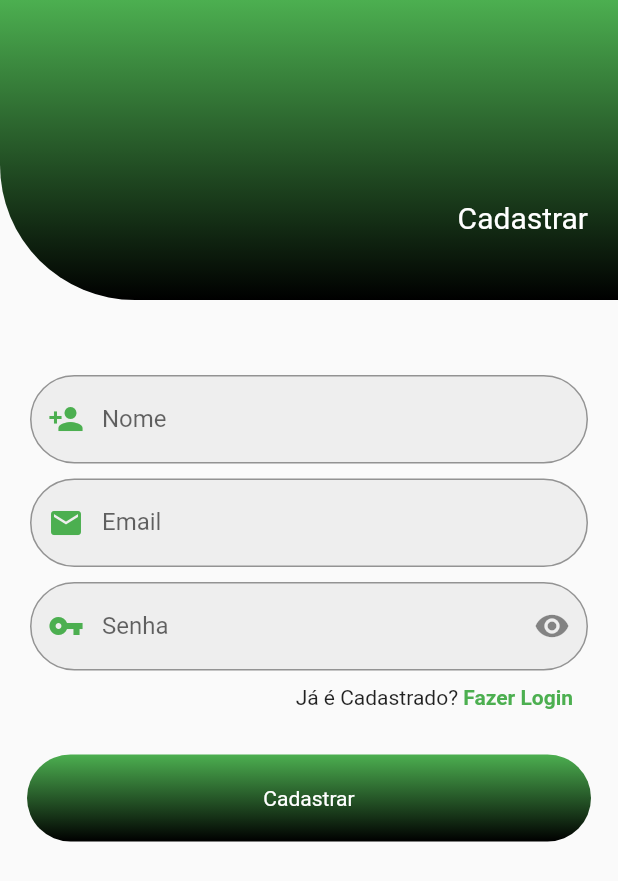
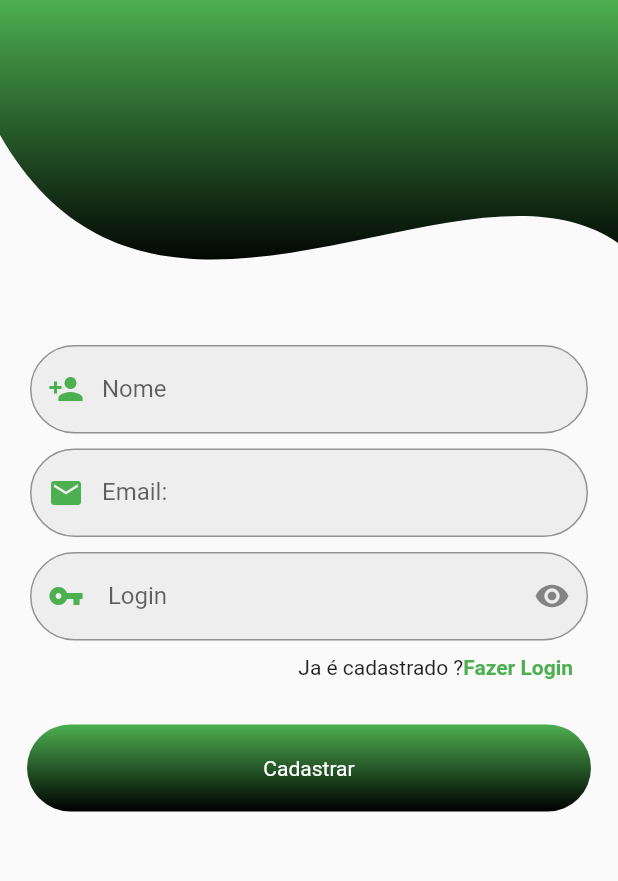
Before and after one commit to DevGomes78/Flutter-Login_Page, a Flutter app: the Cadastro screen opened by its route, on a phone screen of 412 x 824 dp. Shown: the top 881 px of the screen. Run offline on Flutter 3.47's test engine with Material 2 defaults, Android fonts, the phone set to English and light mode, and no system bars.

Commit message:
criado arquivo constants para separar Strings de conexao e informaçoes, refatorado codigo da tela cadastro

```diff
--- a/lib/constants/routes_api.dart
+++ b/lib/constants/routes_api.dart
@@ -1,5 +1,4 @@
-import 'package:flutter_validation/views/cadastro.dart';
-import 'package:flutter_validation/views/login_page.dart';
+
 
 class Routes {
   static const singUp =
@@ -14,5 +13,4 @@ class Routes {
 
   static const loginPage = 'Login';
 
-
 }
--- /dev/null
+++ b/lib/constants/service_constants.dart
@@ -0,0 +1,26 @@
+class ServiceConstants{
+
+  static const MountAreaEmail = 'Email:';
+  static const MountAreaDigiteEmail = 'Digite o email:';
+
+  static const MountAreaLogin = ' Login';
+  static const MountAreaDigiteLogin = 'Digite o Login';
+
+  static const MountForgoLogin = 'Esqueceu a Senha?';
+  static const MountAreaNotRegister = 'Nao tem Cadastro ? ';
+  static const MountAreaRegister = 'Cadastrar';
+
+  static const MountAreaName = 'Nome';
+  static const MountAreaRegisterName = 'Digite o Nome';
+
+  static const MountAreaRegisterLogin = 'Ja é cadastrado ?';
+  static const MountAreaLoginName= 'Fazer Login';
+
+
+
+
+
+
+
+
+}
--- a/lib/views/bem_vindo.dart
+++ b/lib/views/bem_vindo.dart
@@ -1,9 +1,7 @@
 import 'package:flutter/material.dart';
 import 'package:flutter_validation/views/contacts.dart';
 import 'package:flutter_validation/views/dashboard.dart';
-import 'package:flutter_validation/widgets/container_widget.dart';
 import 'package:flutter_validation/widgets/my_drawer_header.dart';
-import 'package:flutter_validation/widgets/my_drawer_list.dart';
 
 class BemVindo extends StatefulWidget {
   const BemVindo({Key? key}) : super(key: key);
@@ -25,25 +23,7 @@ class _BemVindoState extends State<BemVindo> {
       container = Contacts();
     }
     return Scaffold(
-      appBar: AppBar(
-        backgroundColor: Colors.white,
-        elevation: 0,
-        toolbarHeight: 90,
-        title: Text('Bem Vindo'),
-        centerTitle: true,
-        flexibleSpace: Container(
-          decoration: const BoxDecoration(
-              borderRadius: BorderRadius.only(
-                bottomLeft: Radius.circular(50),
-                bottomRight: Radius.circular(00),
-              ),
-              gradient: LinearGradient(
-                colors: [Colors.black, Colors.green],
-                begin: Alignment.bottomCenter,
-                end: Alignment.topCenter,
-              )),
-        ),
-      ),
+      appBar: _CustonAppBar(),
       body: container,
       drawer: Drawer(
         child: SingleChildScrollView(
@@ -60,7 +40,29 @@ class _BemVindoState extends State<BemVindo> {
     );
   }
 
-  Widget MyDrawerList() {
+  _CustonAppBar() {
+    return AppBar(
+      backgroundColor: Colors.white,
+      elevation: 0,
+      toolbarHeight: 90,
+      title: Text('Bem Vindo'),
+      centerTitle: true,
+      flexibleSpace: Container(
+        decoration: const BoxDecoration(
+            borderRadius: BorderRadius.only(
+              bottomLeft: Radius.circular(50),
+              bottomRight: Radius.circular(00),
+            ),
+            gradient: LinearGradient(
+              colors: [Colors.black, Colors.green],
+              begin: Alignment.bottomCenter,
+              end: Alignment.topCenter,
+            )),
+      ),
+    );
+  }
+
+  MyDrawerList() {
     return Container(
       padding: EdgeInsets.only(top: 15),
       child: Column(
@@ -81,7 +83,7 @@ class _BemVindoState extends State<BemVindo> {
     );
   }
 
-  Widget MenuItem(int id, String title, IconData icon, bool selected) {
+  MenuItem(int id, String title, IconData icon, bool selected) {
     return Material(
       color: selected ? Colors.grey[300] : Colors.transparent,
       child: InkWell(
--- a/lib/views/cadastro.dart
+++ b/lib/views/cadastro.dart
@@ -1,10 +1,10 @@
 import 'package:flutter/material.dart';
 import 'package:flutter_validation/constants/routes_api.dart';
+import 'package:flutter_validation/constants/service_constants.dart';
 import 'package:flutter_validation/sing_up/sing_up_service.dart';
 import 'package:flutter_validation/utils/validate.dart';
-import 'package:flutter_validation/views/login_page.dart';
 import 'package:flutter_validation/widgets/button_widget.dart';
-import 'package:flutter_validation/widgets/container_widget.dart';
+import 'package:flutter_validation/widgets/my_custon_clipper_widget.dart';
 import 'package:flutter_validation/widgets/text_form_widget.dart';
 import 'package:flutter_validation/widgets/text_widget.dart';
 
@@ -21,9 +21,6 @@ class _CadastroState extends State<Cadastro> {
 
   TextEditingController nomeController = TextEditingController();
 
-  TextEditingController sobreNomeController = TextEditingController();
-
-  TextEditingController phoneController = TextEditingController();
 
   final _formKey = GlobalKey<FormState>();
 
@@ -35,75 +32,18 @@ class _CadastroState extends State<Cadastro> {
           key: _formKey,
           child: Column(
             children: [
-              ContainerWidget(text: 'Cadastrar'),
+              //  ContainerWidget(text: 'Cadastrar'),
+              _CustonClipper(),
               const SizedBox(height: 50),
               Padding(
                 padding: const EdgeInsets.symmetric(horizontal: 20),
                 child: Column(
                   children: [
-                    Container(
-                      decoration: BoxDecoration(
-                        borderRadius: BorderRadius.circular(50),
-                        color: Colors.grey[200],
-                      ),
-                      child: TextFormWidget(
-                        'Nome',
-                        'Digite o Nome',
-                        const Icon(
-                          Icons.person_add,
-                          color: Colors.green,
-                        ),
-                        controller: nomeController,
-                        obscureText: false,
-                        validator: Validate().validateNome,
-                      ),
-                    ),
+                    _mountAreaNome(),
                     const SizedBox(height: 10),
-                    Container(
-                      decoration: BoxDecoration(
-                        borderRadius: BorderRadius.circular(50),
-                        color: Colors.grey[200],
-                      ),
-                      child: TextFormWidget(
-                        'Email',
-                        'digite email',
-                        const Icon(
-                          Icons.email,
-                          color: Colors.green,
-                        ),
-                        controller: emailController,
-                        obscureText: false,
-                        validator: Validate().validateEmail,
-                      ),
-                    ),
+                    _mountAreaEmail(),
                     const SizedBox(height: 10),
-                    Container(
-                      decoration: BoxDecoration(
-                        borderRadius: BorderRadius.circular(50),
-                        color: Colors.grey[200],
-                      ),
-                      child: TextFormWidget(
-                        'Senha',
-                        'digite a senha',
-                        const Icon(
-                          Icons.vpn_key,
-                          color: Colors.green,
-                        ),
-                        sulfixIcon: GestureDetector(
-                          onTap: () {
-                            setState(() {
-                              _obscureText = !_obscureText;
-                            });
-                          },
-                          child: Icon(_obscureText
-                              ? Icons.visibility
-                              : Icons.visibility_off),
-                        ),
-                        controller: senhaController,
-                        obscureText: _obscureText,
-                        validator: Validate().validateSenha,
-                      ),
-                    ),
+                    _MountAreaPassword(),
                   ],
                 ),
               ),
@@ -113,8 +53,8 @@ class _CadastroState extends State<Cadastro> {
                   Navigator.pushNamed(context, Routes.loginPage);
                 },
                 child: Textwidget(
-                  cadastro: 'Já é Cadastrado? ',
-                  login: 'Fazer Login',
+                  cadastro: ServiceConstants.MountAreaRegisterLogin,
+                  login: ServiceConstants.MountAreaLoginName,
                 ),
               ),
               const SizedBox(height: 30),
@@ -132,7 +72,7 @@ class _CadastroState extends State<Cadastro> {
                   senhaController.clear();
                 },
                 child: ButtonWidget(
-                  text: 'Cadastrar',
+                  text: ServiceConstants.MountAreaRegister,
                 ),
               ),
             ],
@@ -141,4 +81,92 @@ class _CadastroState extends State<Cadastro> {
       ),
     );
   }
+
+  _MountAreaPassword() {
+    return Container(
+      decoration: BoxDecoration(
+        borderRadius: BorderRadius.circular(50),
+        color: Colors.grey[200],
+      ),
+      child: TextFormWidget(
+        ServiceConstants.MountAreaLogin,
+        ServiceConstants.MountAreaDigiteLogin,
+        const Icon(
+          Icons.vpn_key,
+          color: Colors.green,
+        ),
+        sulfixIcon: GestureDetector(
+          onTap: () {
+            setState(() {
+              _obscureText = !_obscureText;
+            });
+          },
+          child: Icon(
+            _obscureText ? Icons.visibility : Icons.visibility_off,
+          ),
+        ),
+        controller: senhaController,
+        obscureText: _obscureText,
+        validator: Validate().validateSenha,
+      ),
+    );
+  }
+
+  _mountAreaEmail() {
+    return Container(
+      decoration: BoxDecoration(
+        borderRadius: BorderRadius.circular(50),
+        color: Colors.grey[200],
+      ),
+      child: TextFormWidget(
+        ServiceConstants.MountAreaEmail,
+        ServiceConstants.MountAreaDigiteEmail,
+        const Icon(
+          Icons.email,
+          color: Colors.green,
+        ),
+        controller: emailController,
+        obscureText: false,
+        validator: Validate().validateEmail,
+      ),
+    );
+  }
+
+  _mountAreaNome() {
+    return Container(
+      decoration: BoxDecoration(
+        borderRadius: BorderRadius.circular(50),
+        color: Colors.grey[200],
+      ),
+      child: TextFormWidget(
+        ServiceConstants.MountAreaName,
+        ServiceConstants.MountAreaRegisterName,
+        const Icon(
+          Icons.person_add,
+          color: Colors.green,
+        ),
+        controller: nomeController,
+        obscureText: false,
+        validator: Validate().validateNome,
+      ),
+    );
+  }
+
+  _CustonClipper() {
+    return ClipPath(
+      child: Container(
+        decoration: const BoxDecoration(
+          borderRadius: BorderRadius.only(
+            bottomLeft: Radius.circular(90),
+          ),
+          gradient: LinearGradient(
+              colors: [(Colors.green), (Colors.black)],
+              begin: Alignment.topCenter,
+              end: Alignment.bottomCenter),
+        ),
+        height: 180,
+      ),
+      clipper: MycustonClipper(),
+    );
+  }
 }
--- a/lib/views/login_page.dart
+++ b/lib/views/login_page.dart
@@ -7,7 +7,6 @@ import 'package:flutter_validation/widgets/button_widget.dart';
 import 'package:flutter_validation/widgets/my_custon_clipper_widget.dart';
 import 'package:flutter_validation/widgets/text_form_widget.dart';
 import 'package:flutter_validation/widgets/text_widget.dart';
-
 
 class Login extends StatefulWidget {
   @override
```
